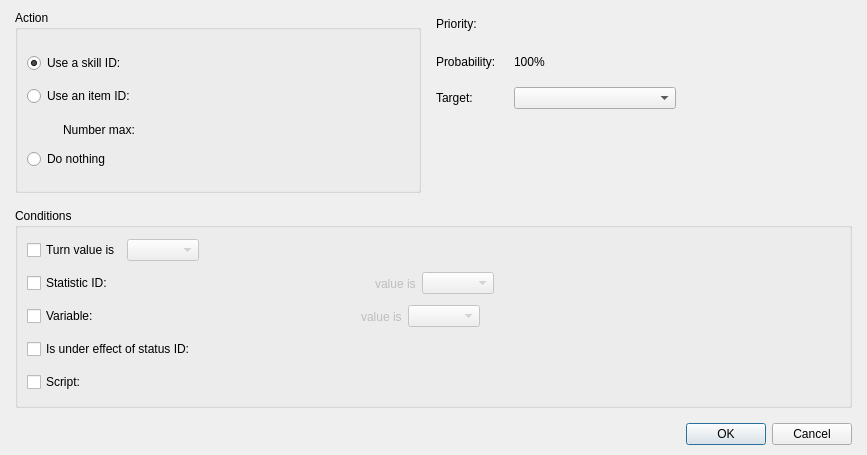
Before: the Qt Designer form Editor/Dialogs/Systems/dialogsystemmonsteraction.ui in RPG-Paper-Maker/RPG-Paper-Maker, drawn with Qt 5.
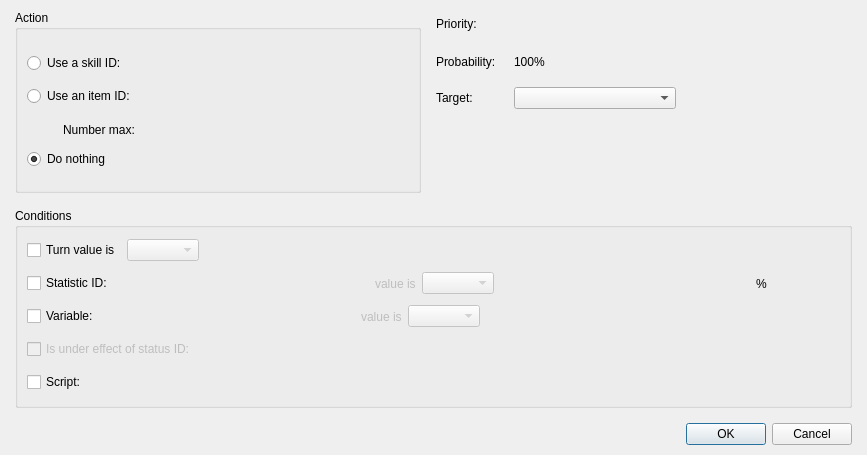
After: the same form once the commit is applied. Custom widgets are drawn as their Qt base class.

The edit to the form file:
```diff
--- a/Editor/Dialogs/Systems/dialogsystemmonsteraction.ui
+++ b/Editor/Dialogs/Systems/dialogsystemmonsteraction.ui
@@ -85,7 +85,7 @@
                  <string>Use a skill ID:</string>
                 </property>
                 <property name="checked">
-                 <bool>true</bool>
+                 <bool>false</bool>
                 </property>
                </widget>
               </item>
@@ -152,6 +152,9 @@
                 <property name="text">
                  <string>Do nothing</string>
                 </property>
+                <property name="checked">
+                 <bool>true</bool>
+                </property>
                </widget>
               </item>
              </layout>
@@ -386,6 +389,13 @@
                 </property>
                </widget>
               </item>
+              <item>
+               <widget class="QLabel" name="labelPercentStatistic">
+                <property name="text">
+                 <string>%</string>
+                </property>
+               </widget>
+              </item>
               <item>
                <spacer name="horizontalSpacer_4">
                 <property name="orientation">
@@ -484,6 +494,9 @@
              <layout class="QHBoxLayout" name="horizontalLayout_4">
               <item>
                <widget class="QCheckBox" name="checkBoxIsUnderEffectOfStatus">
+                <property name="enabled">
+                 <bool>false</bool>
+                </property>
                 <property name="text">
                  <string>Is under effect of status ID:</string>
                 </property>
```
Left out of the diff: 3 changed lines with no effect on the pictures.
